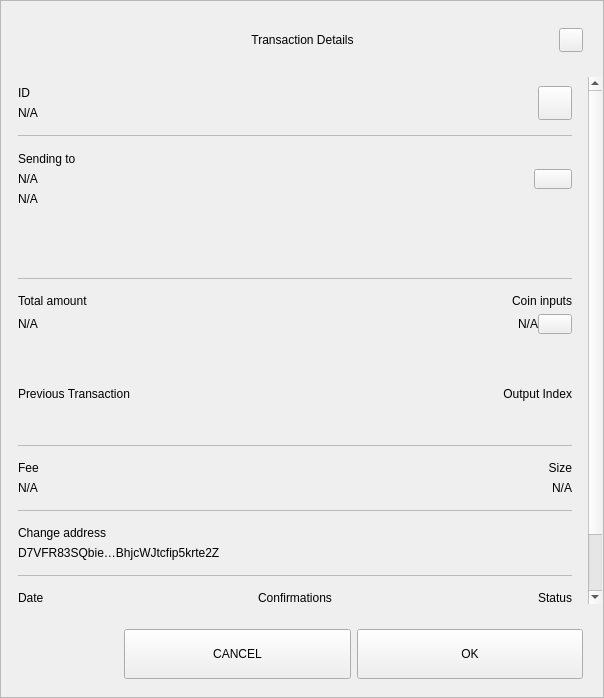
Old version of the form src/qt/pivx/forms/sendconfirmdialog.ui in the repository Liquid369/blank.
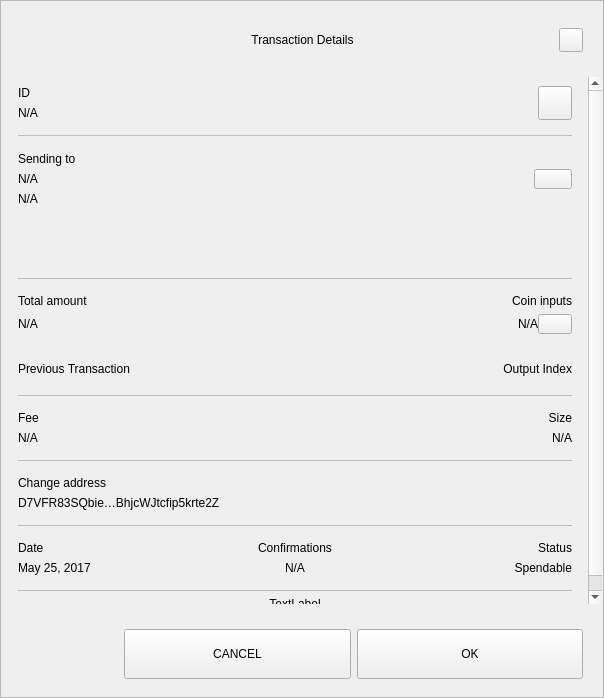
New version of the form.

Commit message: GUI: confirmation and tx dialog showing shielded inputs properly.

Diff of the .ui file:
```diff
--- a/src/qt/pivx/forms/sendconfirmdialog.ui
+++ b/src/qt/pivx/forms/sendconfirmdialog.ui
@@ -18,7 +18,7 @@
   </property>
   <property name="minimumSize">
    <size>
-    <width>574</width>
+    <width>580</width>
     <height>500</height>
    </size>
   </property>
@@ -219,7 +219,7 @@
               <x>0</x>
               <y>0</y>
               <width>586</width>
-              <height>631</height>
+              <height>581</height>
              </rect>
             </property>
             <property name="autoFillBackground">
@@ -607,7 +607,7 @@
                   <property name="minimumSize">
                    <size>
                     <width>0</width>
-                    <height>90</height>
+                    <height>40</height>
                    </size>
                   </property>
                   <property name="lineWidth">
```
The commit also changes 3 other files.
